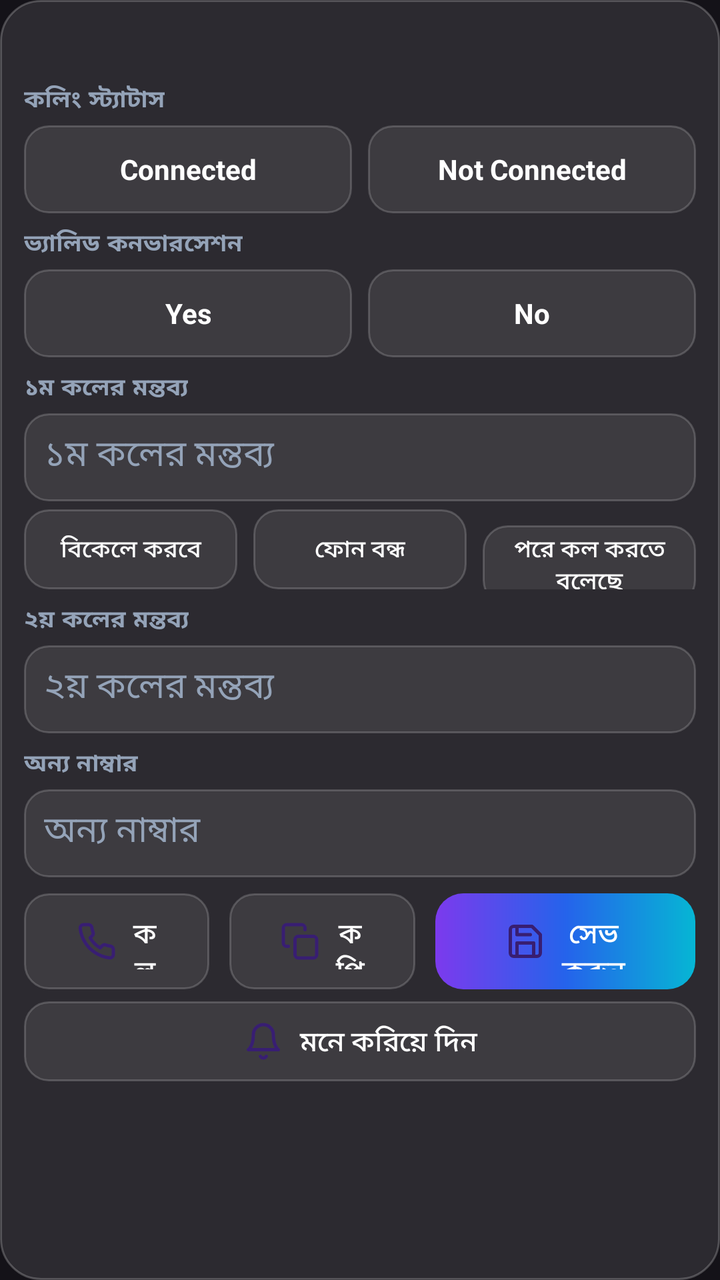
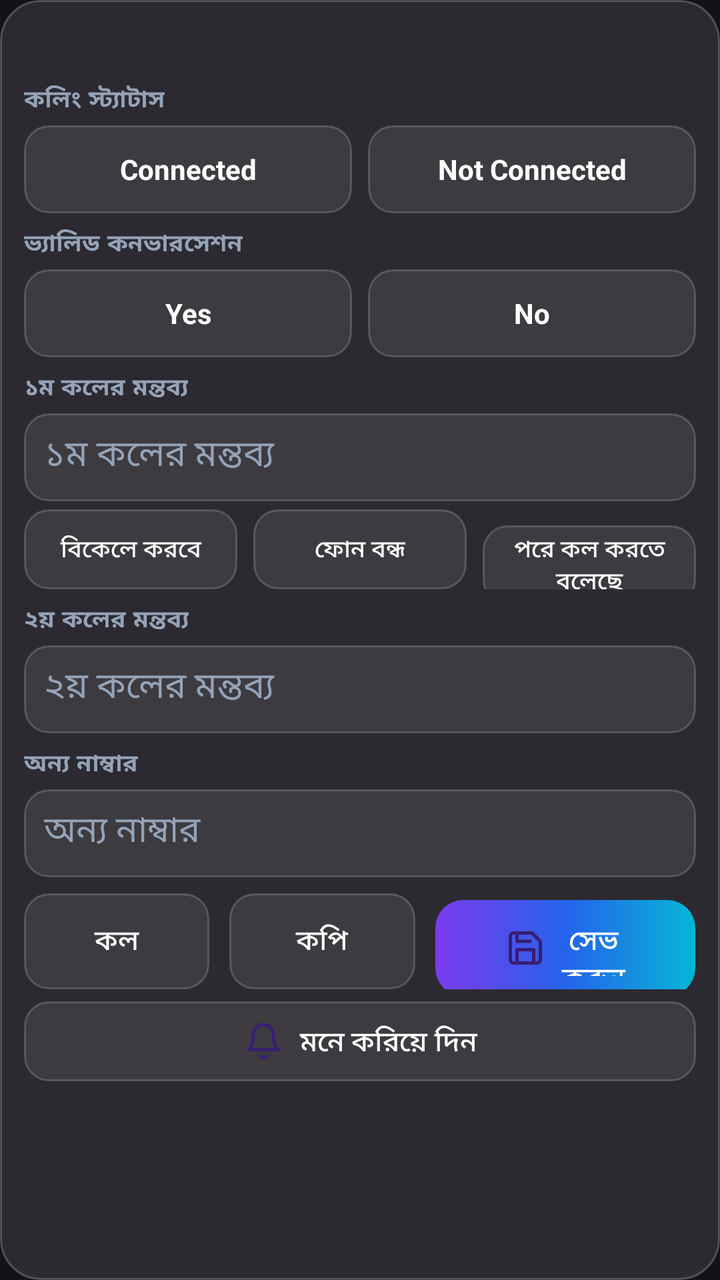

Compare the two renders of this Android layout. The source of the first and the diff that turns it into the second are given below.
<!-- AndroidManifest.xml: application theme Theme.Telesales -->
<!-- res/layout/item_row.xml -->
<?xml version="1.0" encoding="utf-8"?>
<LinearLayout xmlns:android="http://schemas.android.com/apk/res/android"
    xmlns:app="http://schemas.android.com/apk/res-auto"
    android:layout_width="match_parent" android:layout_height="wrap_content"
    android:orientation="vertical" android:background="@drawable/glass_card"
    android:layout_margin="6dp" android:padding="12dp">
    <LinearLayout android:layout_width="match_parent" android:layout_height="wrap_content"
        android:orientation="horizontal" android:gravity="center_vertical">
        <TextView android:id="@+id/tvNumber" android:layout_width="0dp" android:layout_height="wrap_content"
            android:layout_weight="1" android:textSize="17sp" android:textStyle="bold"
            android:textColor="@color/white" />
        <TextView android:id="@+id/tvRow" android:layout_width="wrap_content" android:layout_height="wrap_content"
            android:textSize="12sp" android:textColor="@color/lavender" />
    </LinearLayout>
    <TextView android:id="@+id/tvHistory" android:layout_width="match_parent"
        android:layout_height="wrap_content" android:textSize="12sp" android:textColor="@color/muted_light"
        android:layout_marginTop="4dp" android:visibility="gone" />
    <TextView android:layout_width="wrap_content" android:layout_height="wrap_content"
        android:text="কলিং স্ট্যাটাস" android:textSize="12sp" android:textStyle="bold"
        android:textColor="@color/muted_light" android:letterSpacing="0.05" android:layout_marginTop="6dp" />
    
    <LinearLayout android:layout_width="match_parent" android:layout_height="wrap_content"
        android:orientation="horizontal" android:layout_marginTop="4dp">
        <TextView android:id="@+id/statusChipConn" android:layout_width="0dp" android:layout_height="44dp"
            android:layout_weight="1" android:background="@drawable/glass_field" android:gravity="center"
            android:text="Connected" android:textSize="14sp" android:textStyle="bold"
            android:textColor="@color/white" android:clickable="true" android:focusable="true" />
        <TextView android:id="@+id/statusChipNotConn" android:layout_width="0dp" android:layout_height="44dp"
            android:layout_weight="1" android:layout_marginStart="8dp" android:background="@drawable/glass_field"
            android:gravity="center" android:text="Not Connected" android:textSize="14sp" android:textStyle="bold"
            android:textColor="@color/white" android:clickable="true" android:focusable="true" />
    </LinearLayout>
    <TextView android:layout_width="wrap_content" android:layout_height="wrap_content"
        android:text="ভ্যালিড কনভারসেশন" android:textSize="12sp" android:textStyle="bold"
        android:textColor="@color/muted_light" android:letterSpacing="0.05" android:layout_marginTop="6dp" />
    
    <LinearLayout android:layout_width="match_parent" android:layout_height="wrap_content"
        android:orientation="horizontal" android:layout_marginTop="4dp">
        <TextView android:id="@+id/validChipYes" android:layout_width="0dp" android:layout_height="44dp"
            android:layout_weight="1" android:background="@drawable/glass_field" android:gravity="center"
            android:text="Yes" android:textSize="14sp" android:textStyle="bold"
            android:textColor="@color/white" android:clickable="true" android:focusable="true" />
        <TextView android:id="@+id/validChipNo" android:layout_width="0dp" android:layout_height="44dp"
            android:layout_weight="1" android:layout_marginStart="8dp" android:background="@drawable/glass_field"
            android:gravity="center" android:text="No" android:textSize="14sp" android:textStyle="bold"
            android:textColor="@color/white" android:clickable="true" android:focusable="true" />
    </LinearLayout>
    <TextView android:layout_width="wrap_content" android:layout_height="wrap_content"
        android:text="১ম কলের মন্তব্য" android:textSize="12sp" android:textStyle="bold"
        android:textColor="@color/muted_light" android:letterSpacing="0.05" android:layout_marginTop="6dp" />
    <com.google.android.material.textfield.TextInputEditText android:id="@+id/etRemark1"
        android:layout_width="match_parent" android:layout_height="44dp" android:hint="১ম কলের মন্তব্য"
        android:background="@drawable/glass_field" android:padding="10dp" android:layout_marginTop="4dp"
        android:textColor="@color/white" android:textColorHint="@color/muted_light" />
    
    <LinearLayout android:layout_width="match_parent" android:layout_height="wrap_content"
        android:orientation="horizontal" android:layout_marginTop="4dp">
        <android.widget.Button android:id="@+id/phraseBtn1" android:layout_width="0dp"
            android:layout_height="40dp" android:minHeight="0dp" android:minWidth="0dp" android:layout_weight="1" android:text="বিকেলে করবে"
            android:textSize="12sp" android:background="@drawable/glass_field" android:textColor="@color/white" />
        <android.widget.Button android:id="@+id/phraseBtn2" android:layout_width="0dp"
            android:layout_height="40dp" android:minHeight="0dp" android:minWidth="0dp" android:layout_weight="1" android:layout_marginStart="8dp"
            android:text="ফোন বন্ধ" android:textSize="12sp"
            android:background="@drawable/glass_field" android:textColor="@color/white" />
        <android.widget.Button android:id="@+id/phraseBtn3" android:layout_width="0dp"
            android:layout_height="40dp" android:minHeight="0dp" android:minWidth="0dp" android:layout_weight="1" android:layout_marginStart="8dp"
            android:text="পরে কল করতে বলেছে" android:textSize="12sp"
            android:background="@drawable/glass_field" android:textColor="@color/white" />
    </LinearLayout>
    <TextView android:layout_width="wrap_content" android:layout_height="wrap_content"
        android:text="২য় কলের মন্তব্য" android:textSize="12sp" android:textStyle="bold"
        android:textColor="@color/muted_light" android:letterSpacing="0.05" android:layout_marginTop="6dp" />
    <com.google.android.material.textfield.TextInputEditText android:id="@+id/etRemark2"
        android:layout_width="match_parent" android:layout_height="44dp" android:hint="২য় কলের মন্তব্য"
        android:background="@drawable/glass_field" android:padding="10dp" android:layout_marginTop="4dp"
        android:textColor="@color/white" android:textColorHint="@color/muted_light" />
    <TextView android:layout_width="wrap_content" android:layout_height="wrap_content"
        android:text="অন্য নাম্বার" android:textSize="12sp" android:textStyle="bold"
        android:textColor="@color/muted_light" android:letterSpacing="0.05" android:layout_marginTop="6dp" />
    <com.google.android.material.textfield.TextInputEditText android:id="@+id/etOthers"
        android:layout_width="match_parent" android:layout_height="44dp" android:hint="অন্য নাম্বার"
        android:inputType="phone" android:background="@drawable/glass_field" android:padding="10dp"
        android:layout_marginTop="4dp" android:textColor="@color/white" android:textColorHint="@color/muted_light" />
    <LinearLayout android:layout_width="match_parent" android:layout_height="wrap_content"
        android:orientation="horizontal" android:layout_marginTop="8dp">
        <com.google.android.material.button.MaterialButton android:id="@+id/btnCall" android:layout_width="0dp"
            android:layout_height="48dp" android:layout_weight="1" android:text="কল" android:minWidth="0dp" android:minHeight="0dp" android:gravity="center" android:textSize="14sp"
            app:icon="@drawable/ic_call" app:iconSize="20dp" app:iconPadding="8dp" app:iconGravity="textStart"
            app:backgroundTint="@null" android:background="@drawable/glass_field" android:textColor="@color/white" />
        <com.google.android.material.button.MaterialButton android:id="@+id/btnCopy" android:layout_width="0dp"
            android:layout_height="48dp" android:layout_weight="1" android:minWidth="0dp" android:minHeight="0dp" android:gravity="center" android:textSize="14sp"
            android:layout_marginStart="10dp" android:text="কপি"
            app:icon="@drawable/ic_copy" app:iconSize="20dp" app:iconPadding="8dp" app:iconGravity="textStart"
            app:backgroundTint="@null" android:background="@drawable/glass_field" android:textColor="@color/white" />
        <com.google.android.material.button.MaterialButton android:id="@+id/btnSave"
            android:layout_width="0dp" android:layout_height="48dp" android:layout_weight="1.4" android:minHeight="0dp" android:gravity="center" android:textSize="14sp"
            android:layout_marginStart="10dp" android:text="সেভ করুন"
            app:icon="@drawable/ic_save" app:iconSize="20dp" app:iconPadding="8dp" app:iconGravity="textStart"
            app:backgroundTint="@null" android:background="@drawable/btn_gradient"
            android:textColor="@color/white" />
    </LinearLayout>
    
    <LinearLayout android:layout_width="match_parent" android:layout_height="wrap_content"
        android:orientation="horizontal" android:layout_marginTop="6dp">
        <com.google.android.material.button.MaterialButton android:id="@+id/remindBtn" android:layout_width="match_parent"
            android:layout_height="40dp" android:text="মনে করিয়ে দিন" android:minWidth="0dp" android:minHeight="0dp" android:gravity="center"
            app:icon="@drawable/ic_bell" app:iconSize="20dp" app:iconPadding="8dp" app:iconGravity="textStart"
            app:backgroundTint="@null" android:background="@drawable/glass_field" android:textColor="@color/white" />
    </LinearLayout>
</LinearLayout>
<!-- resources referenced by this layout -->
<resources>
  <color name="lavender">#C4B5FD</color>
  <color name="muted_light">#94A3B8</color>
  <color name="white">#FFFFFF</color>
  <!-- drawable btn_gradient (drawable) -->
  <?xml version="1.0" encoding="utf-8"?>
  <shape xmlns:android="http://schemas.android.com/apk/res/android" android:shape="rectangle">
      <corners android:radius="14dp" />
      <gradient android:angle="0" android:startColor="@color/violet" android:centerColor="@color/blue" android:endColor="@color/cyan" />
  </shape>
  <!-- drawable glass_card (drawable) -->
  <?xml version="1.0" encoding="utf-8"?>
  <shape xmlns:android="http://schemas.android.com/apk/res/android" android:shape="rectangle">
      <corners android:radius="20dp" />
      <solid android:color="@color/glass_white" />
      <stroke android:width="1dp" android:color="@color/glass_border" />
  </shape>
  <!-- drawable glass_field (drawable) -->
  <?xml version="1.0" encoding="utf-8"?>
  <shape xmlns:android="http://schemas.android.com/apk/res/android" android:shape="rectangle">
      <corners android:radius="12dp" />
      <solid android:color="@color/field_bg" />
      <stroke android:width="1dp" android:color="@color/field_border" />
  </shape>
  <!-- drawable ic_bell (drawable) -->
  <vector xmlns:android="http://schemas.android.com/apk/res/android"
      android:width="24dp" android:height="24dp" android:viewportWidth="24" android:viewportHeight="24">
      <path android:fillColor="@android:color/transparent" android:strokeColor="@android:color/white" android:strokeWidth="2" android:strokeLineCap="round" android:strokeLineJoin="round" android:pathData="M18,8A6,6 0,0 0 6,8c0,7-3,9-3,9h18s-3,-2-3,-9"/>
      <path android:fillColor="@android:color/transparent" android:strokeColor="@android:color/white" android:strokeWidth="2" android:strokeLineCap="round" android:strokeLineJoin="round" android:pathData="M13.73,21a2,2 0,0 1-3.46,0"/>
  </vector>
  <!-- drawable ic_call (drawable) -->
  <vector xmlns:android="http://schemas.android.com/apk/res/android"
      android:width="24dp" android:height="24dp" android:viewportWidth="24" android:viewportHeight="24">
      <path android:fillColor="@android:color/transparent" android:strokeColor="@android:color/white" android:strokeWidth="2" android:strokeLineCap="round" android:strokeLineJoin="round" android:pathData="M22,16.92v3a2,2 0,0 1-2.18,2 19.79,19.79 0,0 1-8.63,-3.07 19.5,19.5 0,0 1-6,-6 19.79,19.79 0,0 1-3.07,-8.67A2,2 0,0 1 4.11,2h3a2,2 0,0 1 2,1.72 12.84,12.84 0,0 0 0.7,2.81 2,2 0,0 1-0.45,2.11L8.09,9.91a16,16 0,0 0 6,6l1.27,-1.27a2,2 0,0 1 2.11,-0.45 12.84,12.84 0,0 0 2.81,0.7A2,2 0,0 1 22,16.92z"/>
  </vector>
  <!-- drawable ic_copy (drawable) -->
  <vector xmlns:android="http://schemas.android.com/apk/res/android"
      android:width="24dp" android:height="24dp" android:viewportWidth="24" android:viewportHeight="24">
      <path android:fillColor="@android:color/transparent" android:strokeColor="@android:color/white" android:strokeWidth="2" android:strokeLineCap="round" android:strokeLineJoin="round" android:pathData="M11,9h9a2,2 0,0 1 2,2v9a2,2 0,0 1-2,2H11a2,2 0,0 1-2,-2V11a2,2 0,0 1 2,-2z"/>
      <path android:fillColor="@android:color/transparent" android:strokeColor="@android:color/white" android:strokeWidth="2" android:strokeLineCap="round" android:strokeLineJoin="round" android:pathData="M5,15H4a2,2 0,0 1-2,-2V4a2,2 0,0 1 2,-2h9a2,2 0,0 1 2,2v1"/>
  </vector>
  <style name="Theme.Telesales" parent="Theme.Material3.Dark.NoActionBar">
          <item name="colorPrimary">@color/violet</item>
          <item name="colorPrimaryVariant">@color/blue</item>
          <item name="android:textColorPrimary">@color/white</item>
          <item name="android:textColorSecondary">@color/muted_light</item>
      </style>
  <color name="violet">#7C3AED</color>
  <color name="blue">#2563EB</color>
  <color name="cyan">#06B6D4</color>
  <color name="glass_white">#1AFFFFFF</color>
  <color name="glass_border">#38FFFFFF</color>
  <color name="field_bg">#14FFFFFF</color>
  <color name="field_border">#2EFFFFFF</color>
  <!-- unchanged entries left out for length: 1 -->
</resources>

<!-- the commit's change to res/layout/item_row.xml (unified diff, before → after) -->
@@ -84,13 +84,11 @@
     <LinearLayout android:layout_width="match_parent" android:layout_height="wrap_content"
         android:orientation="horizontal" android:layout_marginTop="8dp">
         <com.google.android.material.button.MaterialButton android:id="@+id/btnCall" android:layout_width="0dp"
-            android:layout_height="48dp" android:layout_weight="1" android:text="কল" android:minWidth="0dp" android:minHeight="0dp" android:gravity="center" android:textSize="14sp"
-            app:icon="@drawable/ic_call" app:iconSize="20dp" app:iconPadding="8dp" app:iconGravity="textStart"
+            android:layout_height="48dp" android:layout_weight="1" android:text="কল" android:minWidth="0dp" android:minHeight="0dp" android:gravity="center" android:textSize="14sp" android:paddingHorizontal="0dp"
             app:backgroundTint="@null" android:background="@drawable/glass_field" android:textColor="@color/white" />
         <com.google.android.material.button.MaterialButton android:id="@+id/btnCopy" android:layout_width="0dp"
-            android:layout_height="48dp" android:layout_weight="1" android:minWidth="0dp" android:minHeight="0dp" android:gravity="center" android:textSize="14sp"
+            android:layout_height="48dp" android:layout_weight="1" android:minWidth="0dp" android:minHeight="0dp" android:gravity="center" android:textSize="14sp" android:paddingHorizontal="0dp"
             android:layout_marginStart="10dp" android:text="কপি"
-            app:icon="@drawable/ic_copy" app:iconSize="20dp" app:iconPadding="8dp" app:iconGravity="textStart"
             app:backgroundTint="@null" android:background="@drawable/glass_field" android:textColor="@color/white" />
         <com.google.android.material.button.MaterialButton android:id="@+id/btnSave"
             android:layout_width="0dp" android:layout_height="48dp" android:layout_weight="1.4" android:minHeight="0dp" android:gravity="center" android:textSize="14sp"
<!-- resource entries referenced after the edit -->
@@ -29,17 +29,6 @@
       <path android:fillColor="@android:color/transparent" android:strokeColor="@android:color/white" android:strokeWidth="2" android:strokeLineCap="round" android:strokeLineJoin="round" android:pathData="M18,8A6,6 0,0 0 6,8c0,7-3,9-3,9h18s-3,-2-3,-9"/>
       <path android:fillColor="@android:color/transparent" android:strokeColor="@android:color/white" android:strokeWidth="2" android:strokeLineCap="round" android:strokeLineJoin="round" android:pathData="M13.73,21a2,2 0,0 1-3.46,0"/>
   </vector>
-  <!-- drawable ic_call (drawable) -->
-  <vector xmlns:android="http://schemas.android.com/apk/res/android"
-      android:width="24dp" android:height="24dp" android:viewportWidth="24" android:viewportHeight="24">
-      <path android:fillColor="@android:color/transparent" android:strokeColor="@android:color/white" android:strokeWidth="2" android:strokeLineCap="round" android:strokeLineJoin="round" android:pathData="M22,16.92v3a2,2 0,0 1-2.18,2 19.79,19.79 0,0 1-8.63,-3.07 19.5,19.5 0,0 1-6,-6 19.79,19.79 0,0 1-3.07,-8.67A2,2 0,0 1 4.11,2h3a2,2 0,0 1 2,1.72 12.84,12.84 0,0 0 0.7,2.81 2,2 0,0 1-0.45,2.11L8.09,9.91a16,16 0,0 0 6,6l1.27,-1.27a2,2 0,0 1 2.11,-0.45 12.84,12.84 0,0 0 2.81,0.7A2,2 0,0 1 22,16.92z"/>
-  </vector>
-  <!-- drawable ic_copy (drawable) -->
-  <vector xmlns:android="http://schemas.android.com/apk/res/android"
-      android:width="24dp" android:height="24dp" android:viewportWidth="24" android:viewportHeight="24">
-      <path android:fillColor="@android:color/transparent" android:strokeColor="@android:color/white" android:strokeWidth="2" android:strokeLineCap="round" android:strokeLineJoin="round" android:pathData="M11,9h9a2,2 0,0 1 2,2v9a2,2 0,0 1-2,2H11a2,2 0,0 1-2,-2V11a2,2 0,0 1 2,-2z"/>
-      <path android:fillColor="@android:color/transparent" android:strokeColor="@android:color/white" android:strokeWidth="2" android:strokeLineCap="round" android:strokeLineJoin="round" android:pathData="M5,15H4a2,2 0,0 1-2,-2V4a2,2 0,0 1 2,-2h9a2,2 0,0 1 2,2v1"/>
-  </vector>
   <style name="Theme.Telesales" parent="Theme.Material3.Dark.NoActionBar">
           <item name="colorPrimary">@color/violet</item>
           <item name="colorPrimaryVariant">@color/blue</item>
